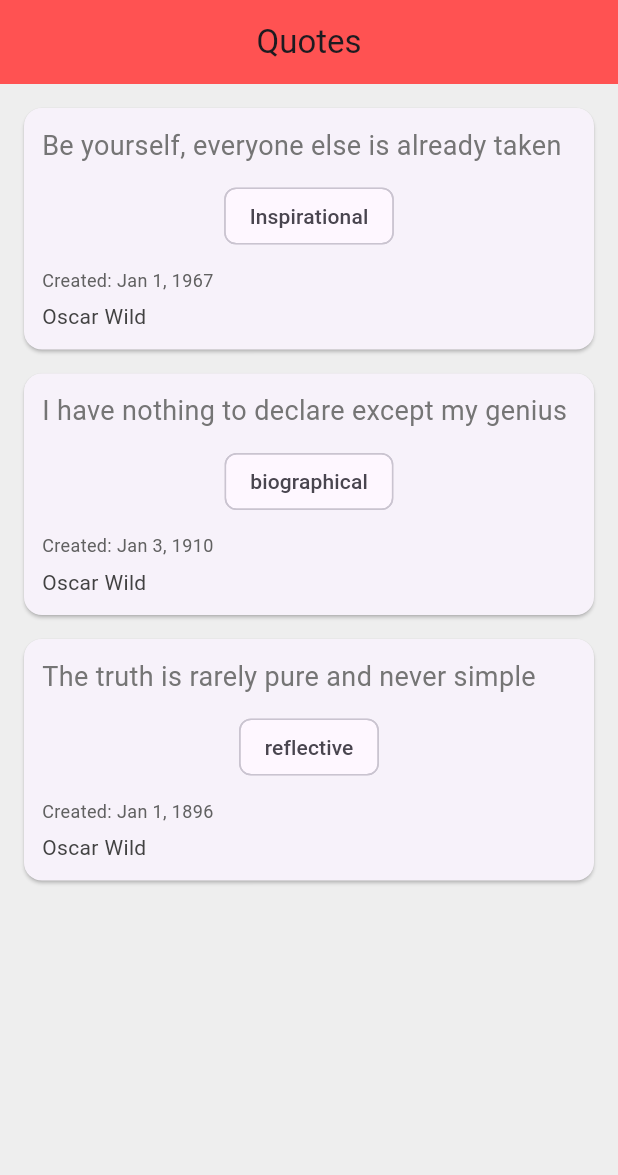
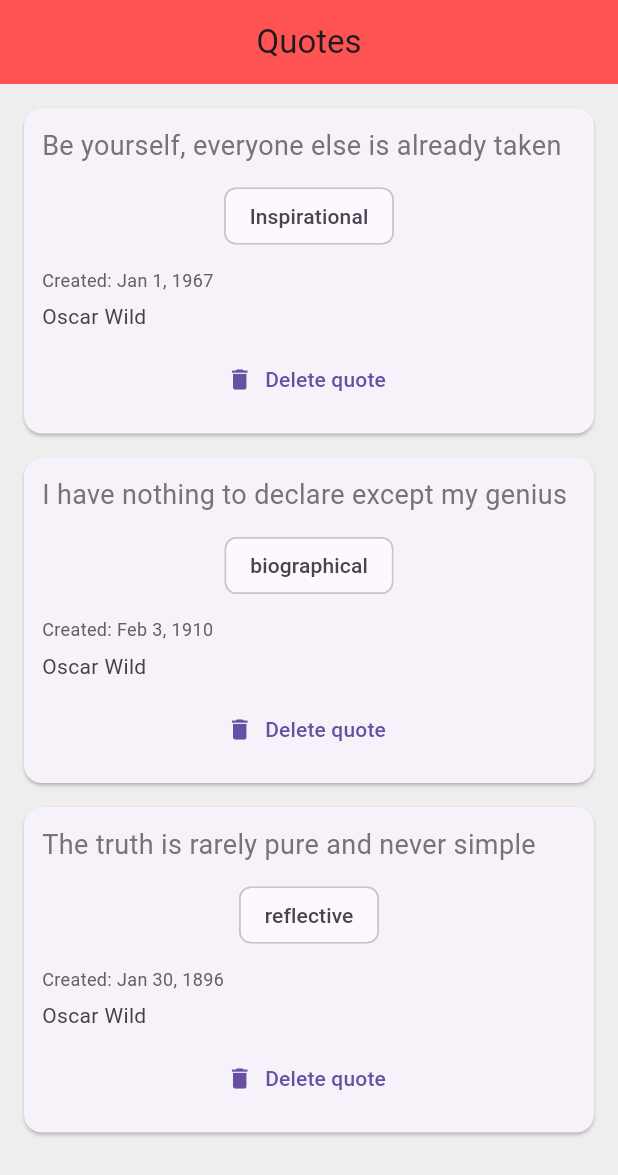
Before and after one commit to JBoT21/jtb_quote_app, a Flutter app: the screen it shows after launch, on a phone screen of 412 x 824 dp. Shown: the top 1175 px of the screen. Run offline on Flutter 3.47's test engine with Material 3 defaults, Android fonts, the phone set to English and light mode, and no system bars.

Commit message:
Video 21

```diff
--- a/lib/main.dart
+++ b/lib/main.dart
@@ -1,6 +1,6 @@
 import 'package:flutter/material.dart';
 import 'quote.dart';
-import 'QuoteCard.dart';
+import 'quote_card.dart';
 
 void main () => runApp(MaterialApp(
   home: quoteList(),
@@ -21,9 +21,9 @@
     Quote(author:"Oscar Wild", text:"Be yourself, everyone else is already taken",
     category: "Inspirational", createdAt: DateTime(1967, 1, 1)),
     Quote(author:"Oscar Wild", text:"I have nothing to declare except my genius",
-    category: "biographical", createdAt: DateTime(1910, 1, 3)),
+    category: "biographical", createdAt: DateTime(1910, 2, 3)),
     Quote(author:"Oscar Wild", text:"The truth is rarely pure and never simple",
-    category: "reflective", createdAt: DateTime(1896, 1, 1)),
+    category: "reflective", createdAt: DateTime(1896, 1, 30)),
   ];
 
   @override
@@ -36,7 +36,14 @@
         backgroundColor: Colors.redAccent,
       ),
       body: Column(
-        children: quotes.map((quote) => QuoteCard(quote:quote)).toList(),
+        children: quotes.map((quote) => QuoteCard(
+          quote: quote,
+          delete: () {
+            setState(() {
+              quotes.remove(quote);
+            });
+          }
+        )).toList(),
       )
     );
   }
--- a/lib/QuoteCard.dart
+++ b/lib/quote_card.dart
@@ -4,7 +4,8 @@
 
 class QuoteCard extends StatelessWidget {
   final Quote quote;
-  QuoteCard({required this.quote});
+  final VoidCallback delete;
+  QuoteCard({required this.quote, required this.delete});
 
   @override
   Widget build(BuildContext context) {
@@ -44,6 +45,12 @@
                 color: Colors.grey[800],
               ),
             ),
+            SizedBox(height: 8.0),
+            TextButton.icon(
+              onPressed: delete,
+              label: Text("Delete quote"),
+              icon: Icon(Icons.delete),
+            )
           ],
         ),
       ),
```
